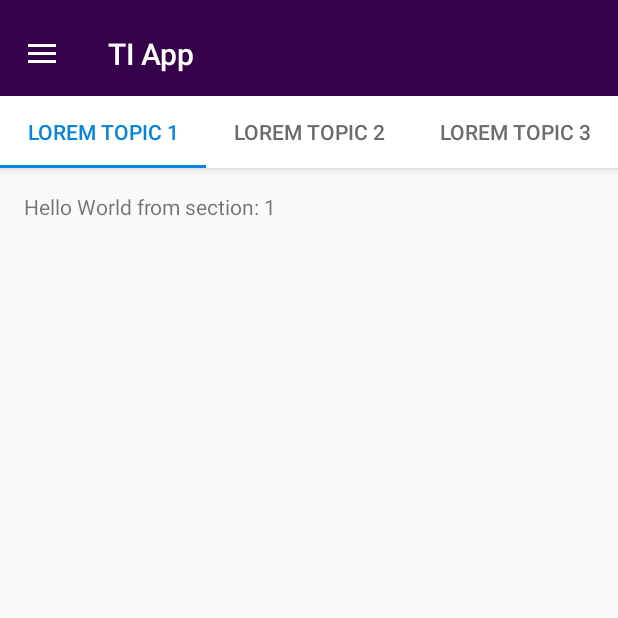
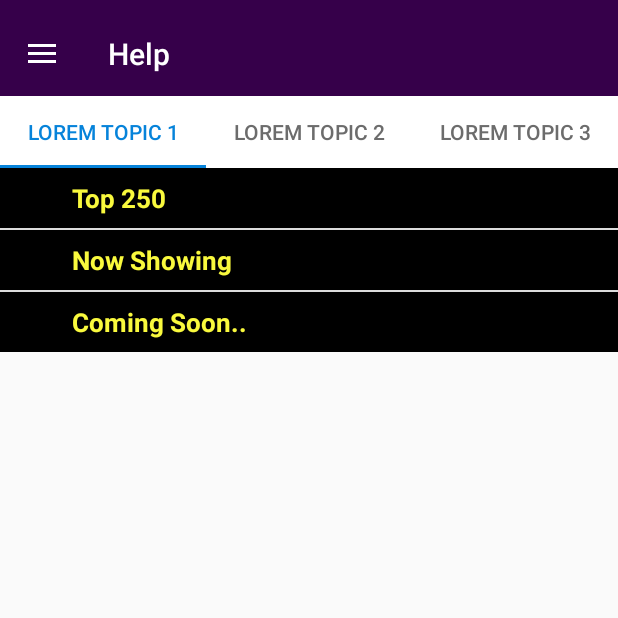
Before and after one commit to AKS1996/TIApp, an Android app: the screen it shows after launch (Help), on a phone screen of 412 x 824 dp, the top half of it. Run offline under Robolectric (Android 15) with nearby library versions, the phone set to English and light mode, and no system bars.

Commit message:
expandbale view implemented

```diff
--- a/app/build.gradle
+++ b/app/build.gradle
@@ -26,7 +26,7 @@ dependencies {
     androidTestCompile('com.android.support.test.espresso:espresso-core:2.2.2', {
         exclude group: 'com.android.support', module: 'support-annotations'
     })
-    compile 'com.android.support:appcompat-v7:25.3.1'
+    compile 'com.android.support:appcompat-v7:25.4.0'
     compile 'com.android.support.constraint:constraint-layout:1.0.2'
     compile 'com.github.fcannizzaro:material-stepper:1.2.2'
     compile 'de.hdodenhof:circleimageview:2.1.0'
--- a/app/src/main/java/com/example/tiapp/MainActivity.java
+++ b/app/src/main/java/com/example/tiapp/MainActivity.java
@@ -3,6 +3,8 @@ package com.example.tiapp;
 import android.content.Intent;
 import android.support.v7.app.AppCompatActivity;
 import android.os.Bundle;
+
+import com.example.tiapp.help.Help;
 
 public class MainActivity extends AppCompatActivity {
 
--- /dev/null
+++ b/app/src/main/java/com/example/tiapp/help/ExpandableListAdapter.java
@@ -0,0 +1,106 @@
+package com.example.tiapp.help;
+
+import com.example.tiapp.R;
+import android.content.Context;
+import android.graphics.Typeface;
+import android.view.LayoutInflater;
+import android.view.View;
+import android.view.ViewGroup;
+import android.widget.BaseExpandableListAdapter;
+import android.widget.TextView;
+import java.util.HashMap;
+import java.util.List;
+
+public class ExpandableListAdapter extends BaseExpandableListAdapter {
+
+    private Context _context;
+    private List<String> _listDataHeader; // header titles
+    // child data in format of header title, child title
+    private HashMap<String, List<String>> _listDataChild;
+
+    public ExpandableListAdapter(Context context, List<String> listDataHeader,
+                                 HashMap<String, List<String>> listChildData) {
+        this._context = context;
+        this._listDataHeader = listDataHeader;
+        this._listDataChild = listChildData;
+    }
+
+    @Override
+    public Object getChild(int groupPosition, int childPosititon) {
+        return this._listDataChild.get(this._listDataHeader.get(groupPosition))
+                .get(childPosititon);
+    }
+
+    @Override
+    public long getChildId(int groupPosition, int childPosition) {
+        return childPosition;
+    }
+
+    @Override
+    public View getChildView(int groupPosition, final int childPosition,
+                             boolean isLastChild, View convertView, ViewGroup parent) {
+
+        final String childText = (String) getChild(groupPosition, childPosition);
+
+        if (convertView == null) {
+            LayoutInflater infalInflater = (LayoutInflater) this._context
+                    .getSystemService(Context.LAYOUT_INFLATER_SERVICE);
+            convertView = infalInflater.inflate(R.layout.list_item, null);
+        }
+
+        TextView txtListChild = (TextView) convertView
+                .findViewById(R.id.lblListItem);
+
+        txtListChild.setText(childText);
+        return convertView;
+    }
+
+    @Override
+    public int getChildrenCount(int groupPosition) {
+        return this._listDataChild.get(this._listDataHeader.get(groupPosition))
+                .size();
+    }
+
+    @Override
+    public Object getGroup(int groupPosition) {
+        return this._listDataHeader.get(groupPosition);
+    }
+
+    @Override
+    public int getGroupCount() {
+        return this._listDataHeader.size();
+    }
+
+    @Override
+    public long getGroupId(int groupPosition) {
+        return groupPosition;
+    }
+
+    @Override
+    public View getGroupView(int groupPosition, boolean isExpanded,
+                             View convertView, ViewGroup parent) {
+        String headerTitle = (String) getGroup(groupPosition);
+        if (convertView == null) {
+            LayoutInflater infalInflater = (LayoutInflater) this._context
+                    .getSystemService(Context.LAYOUT_INFLATER_SERVICE);
+            convertView = infalInflater.inflate(R.layout.list_group, null);
+        }
+
+        TextView lblListHeader = (TextView) convertView
+                .findViewById(R.id.lblListHeader);
+        lblListHeader.setTypeface(null, Typeface.BOLD);
+        lblListHeader.setText(headerTitle);
+
+        return convertView;
+    }
+
+    @Override
+    public boolean hasStableIds() {
+        return false;
+    }
+
+    @Override
+    public boolean isChildSelectable(int groupPosition, int childPosition) {
+        return true;
+    }
+}
--- a/app/src/main/java/com/example/tiapp/Help.java
+++ b/app/src/main/java/com/example/tiapp/help/Help.java
@@ -1,4 +1,4 @@
-package com.example.tiapp;
+package com.example.tiapp.help;
 
 import android.support.design.widget.NavigationView;
 import android.support.design.widget.TabLayout;
@@ -18,24 +18,14 @@ import android.view.MenuItem;
 import android.view.View;
 import android.view.ViewGroup;
 
-import android.widget.TextView;
+import android.widget.ExpandableListView;
+import com.example.tiapp.R;
+
+import java.util.ArrayList;
+import java.util.HashMap;
+import java.util.List;
 
 public class Help extends AppCompatActivity implements NavigationView.OnNavigationItemSelectedListener  {
-
-    /**
-     * The {@link android.support.v4.view.PagerAdapter} that will provide
-     * fragments for each of the sections. We use a
-     * {@link FragmentPagerAdapter} derivative, which will keep every
-     * loaded fragment in memory. If this becomes too memory intensive, it
-     * may be best to switch to a
-     * {@link android.support.v4.app.FragmentStatePagerAdapter}.
-     */
-    private SectionsPagerAdapter mSectionsPagerAdapter;
-
-    /**
-     * The {@link ViewPager} that will host the section contents.
-     */
-    private ViewPager mViewPager;
 
     @Override
     protected void onCreate(Bundle savedInstanceState) {
@@ -44,11 +34,12 @@ public class Help extends AppCompatActivity implements NavigationView.OnNavigati
 
         Toolbar toolbar = (Toolbar) findViewById(R.id.toolbar);
         setSupportActionBar(toolbar);
+        toolbar.setTitle("FAQ");
 
 
         // Tab part starts
-        mSectionsPagerAdapter = new SectionsPagerAdapter(getSupportFragmentManager());
-        mViewPager = (ViewPager) findViewById(R.id.container);
+        SectionsPagerAdapter mSectionsPagerAdapter = new SectionsPagerAdapter(getSupportFragmentManager());
+        ViewPager mViewPager = (ViewPager) findViewById(R.id.container);
         mViewPager.setAdapter(mSectionsPagerAdapter);
         TabLayout tabLayout = (TabLayout) findViewById(R.id.tabs);
         mViewPager.addOnPageChangeListener(new TabLayout.TabLayoutOnPageChangeListener(tabLayout));
@@ -107,20 +98,19 @@ public class Help extends AppCompatActivity implements NavigationView.OnNavigati
         return true;
     }
 
+
+
     public static class PlaceholderFragment extends Fragment {
-        /**
-         * The fragment argument representing the section number for this
-         * fragment.
-         */
         private static final String ARG_SECTION_NUMBER = "section_number";
+
+        ExpandableListAdapter listAdapter;
+        ExpandableListView expListView;
+        List<String> listDataHeader;
+        HashMap<String, List<String>> listDataChild;
 
         public PlaceholderFragment() {
         }
 
-        /**
-         * Returns a new instance of this fragment for the given section
-         * number.
-         */
         public static PlaceholderFragment newInstance(int sectionNumber) {
             PlaceholderFragment fragment = new PlaceholderFragment();
             Bundle args = new Bundle();
@@ -133,16 +123,57 @@ public class Help extends AppCompatActivity implements NavigationView.OnNavigati
         public View onCreateView(LayoutInflater inflater, ViewGroup container,
                                  Bundle savedInstanceState) {
             View rootView = inflater.inflate(R.layout.fragment_help, container, false);
-            TextView textView = (TextView) rootView.findViewById(R.id.section_label);
-            textView.setText(getString(R.string.section_format, getArguments().getInt(ARG_SECTION_NUMBER)));
+
+            expListView = (ExpandableListView) rootView.findViewById(R.id.expandListHelp);
+            prepareListData();
+            listAdapter = new ExpandableListAdapter(getContext(), listDataHeader, listDataChild);
+            expListView.setAdapter(listAdapter);
+
             return rootView;
+        }
+
+        private void prepareListData() {
+            listDataHeader = new ArrayList<String>();
+            listDataChild = new HashMap<String, List<String>>();
+
+            // Adding child data
+            listDataHeader.add("Top 250");
+            listDataHeader.add("Now Showing");
+            listDataHeader.add("Coming Soon..");
+
+            // Adding child data
+            List<String> top250 = new ArrayList<String>();
+            top250.add("The Shawshank Redemption");
+            top250.add("The Godfather");
+            top250.add("The Godfather: Part II");
+            top250.add("Pulp Fiction");
+            top250.add("The Good, the Bad and the Ugly");
+            top250.add("The Dark Knight");
+            top250.add("12 Angry Men");
+
+            List<String> nowShowing = new ArrayList<String>();
+            nowShowing.add("The Conjuring");
+            nowShowing.add("Despicable Me 2");
+            nowShowing.add("Turbo");
+            nowShowing.add("Grown Ups 2");
+            nowShowing.add("Red 2");
+            nowShowing.add("The Wolverine");
+
+            List<String> comingSoon = new ArrayList<String>();
+            comingSoon.add("2 Guns");
+            comingSoon.add("The Smurfs 2");
+            comingSoon.add("The Spectacular Now");
+            comingSoon.add("The Canyons");
+            comingSoon.add("Europa Report");
+
+            listDataChild.put(listDataHeader.get(0), top250); // Header, Child data
+            listDataChild.put(listDataHeader.get(1), nowShowing);
+            listDataChild.put(listDataHeader.get(2), comingSoon);
         }
     }
 
-    /**
-     * A {@link FragmentPagerAdapter} that returns a fragment corresponding to
-     * one of the sections/tabs/pages.
-     */
+
+
     public class SectionsPagerAdapter extends FragmentPagerAdapter {
 
         public SectionsPagerAdapter(FragmentManager fm) {
--- a/app/src/main/res/layout/activity_help.xml
+++ b/app/src/main/res/layout/activity_help.xml
@@ -7,7 +7,7 @@
     android:layout_width="match_parent"
     android:layout_height="match_parent"
     android:fitsSystemWindows="true"
-    tools:context="com.example.tiapp.Help">
+    tools:context="com.example.tiapp.help.Help">
 
 
     <LinearLayout
@@ -28,9 +28,7 @@
             android:layout_height="wrap_content"
             android:background="?attr/colorPrimary"
             app:layout_scrollFlags="scroll|enterAlways"
-            app:popupTheme="@style/customTheme.PopupOverlay"
-            app:title="@string/app_name">
-
+            app:popupTheme="@style/customTheme.PopupOverlay">
         </android.support.v7.widget.Toolbar>
 
         <android.support.design.widget.TabLayout
--- a/app/src/main/res/layout/fragment_help.xml
+++ b/app/src/main/res/layout/fragment_help.xml
@@ -1,22 +1,13 @@
-<android.support.constraint.ConstraintLayout xmlns:android="http://schemas.android.com/apk/res/android"
-    xmlns:app="http://schemas.android.com/apk/res-auto"
+<LinearLayout
+    xmlns:android="http://schemas.android.com/apk/res/android"
     xmlns:tools="http://schemas.android.com/tools"
     android:id="@+id/constraintLayout"
     android:layout_width="match_parent"
     android:layout_height="match_parent"
-    tools:context="com.example.tiapp.Help$PlaceholderFragment">
+    tools:context="com.example.tiapp.help.Help$PlaceholderFragment">
 
-    <TextView
-        android:id="@+id/section_label"
-        android:layout_width="wrap_content"
-        android:layout_height="wrap_content"
-        android:layout_marginBottom="@dimen/activity_vertical_margin"
-        android:layout_marginEnd="@dimen/activity_horizontal_margin"
-        android:layout_marginStart="@dimen/activity_horizontal_margin"
-        android:layout_marginTop="@dimen/activity_vertical_margin"
-        app:layout_constraintLeft_toLeftOf="parent"
-        app:layout_constraintTop_toTopOf="@+id/constraintLayout"
-        tools:layout_constraintLeft_creator="1"
-        tools:layout_constraintTop_creator="1" />
-
-</android.support.constraint.ConstraintLayout>
+    <ExpandableListView
+        android:id="@+id/expandListHelp"
+        android:layout_width="match_parent"
+        android:layout_height="wrap_content"/>
+</LinearLayout>
--- /dev/null
+++ b/app/src/main/res/layout/list_group.xml
@@ -0,0 +1,17 @@
+<?xml version="1.0" encoding="utf-8"?>
+<LinearLayout xmlns:android="http://schemas.android.com/apk/res/android"
+    android:layout_width="fill_parent"
+    android:layout_height="wrap_content"
+    android:orientation="vertical"
+    android:padding="8dp"
+    android:background="#000000">
+
+    <TextView
+        android:id="@+id/lblListHeader"
+        android:layout_width="fill_parent"
+        android:layout_height="wrap_content"
+        android:paddingLeft="?android:attr/expandableListPreferredItemPaddingLeft"
+        android:textSize="17dp"
+        android:textColor="#f9f93d" />
+
+</LinearLayout>
```
Also changed, not shown: app/src/main/AndroidManifest.xml (+2 -7 lines), app/src/main/res/layout/list_item.xml (added, +15 -0 lines), app/src/main/res/raw/help.json (added, +17 -0 lines).
